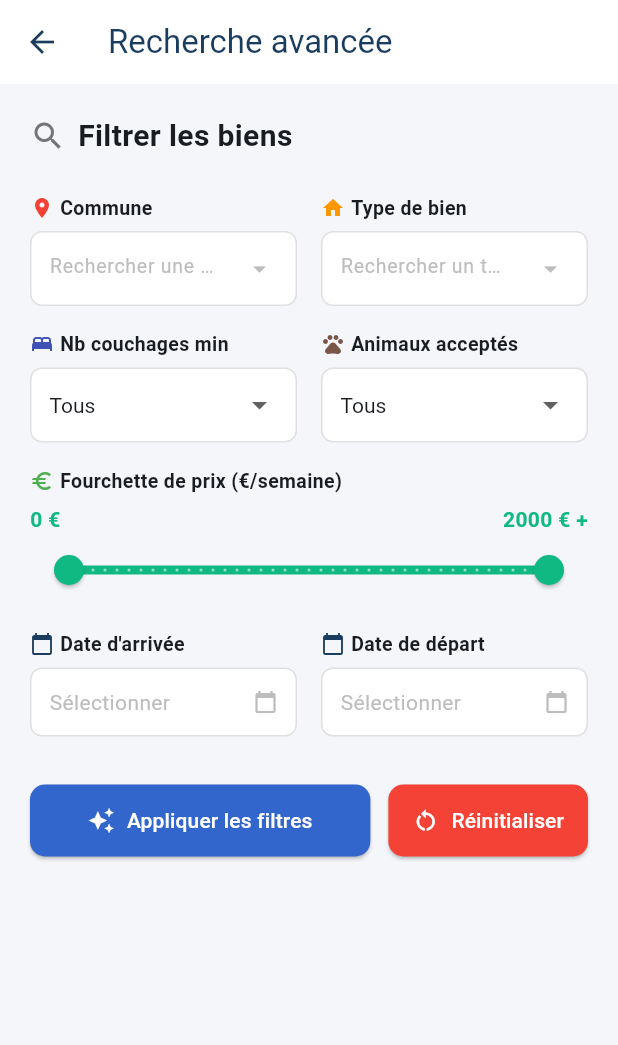
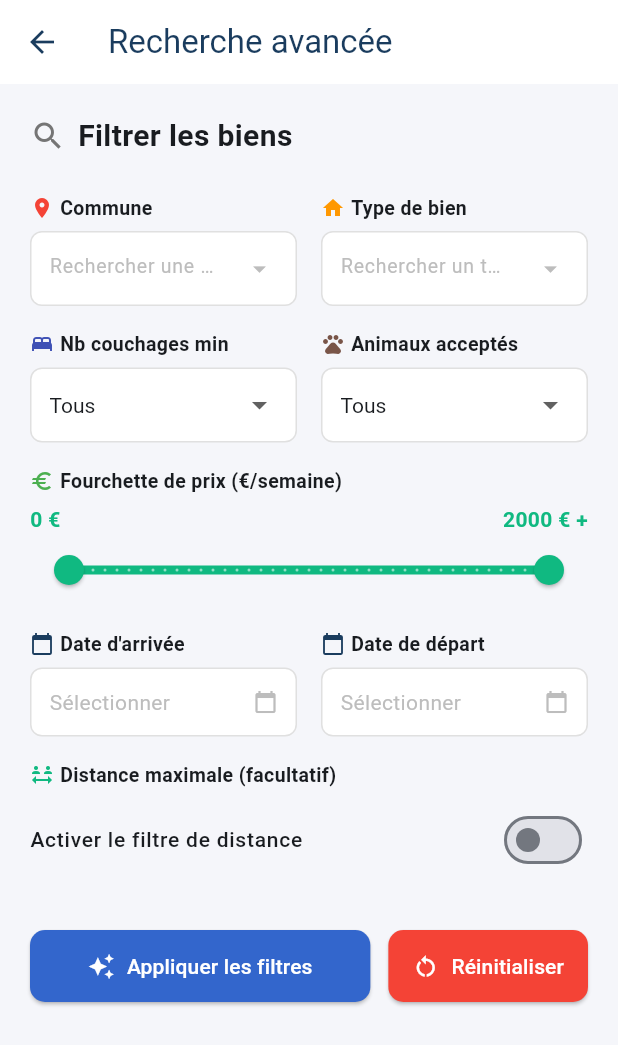
Before and after one commit to SMK027/ts2-appli-mobile, a Flutter app: the SearchScreen screen opened directly, on a phone screen of 412 x 824 dp. Shown: the top 1045 px of the screen. Run offline on Flutter 3.47's test engine with Material 3 defaults, Android fonts, the phone set to English and light mode, and no system bars; our stand-ins replace cached_network_image, dio, flutter_local_notifications, flutter_map, flutter_secure_storage, geocoding and 2 more; missing offline and left inert: workmanager; accounts and stored records are empty; network calls fail; statements that could not run were skipped.

Commit message:
feat: ajouter un filtre de distance dans la recherche et afficher la distance utilisateur dans les détails de la propriété

```diff
--- a/lib/screens/home_screen.dart
+++ b/lib/screens/home_screen.dart
@@ -168,7 +168,7 @@ class HomeScreenState extends State<HomeScreen> {
 
   List<Property> get _filteredNearby {
     final nearby = _nearbyProperties
-        .where((p) => p.distanceKm != null && p.distanceKm! <= 35.0);
+      .where((p) => p.distanceKm != null && p.distanceKm! <= 35.0);
     if (_selectedCategory == 'Tous') return nearby.toList();
     return nearby
         .where((p) => p.typeBien.toLowerCase() == _selectedCategory.toLowerCase())
--- a/lib/screens/search_screen.dart
+++ b/lib/screens/search_screen.dart
@@ -3,9 +3,11 @@
 import 'dart:async';
 import 'package:dio/dio.dart';
 import 'package:flutter/material.dart';
+import 'package:geolocator/geolocator.dart';
 import 'package:intl/intl.dart';
 import '../config/api_config.dart';
 import '../services/api_service.dart';
+import '../services/location_service.dart';
 import '../services/property_service.dart';
 import '../services/search_filter_service.dart';
 import 'map_screen.dart';
@@ -31,6 +33,8 @@ class _SearchScreenState extends State<SearchScreen> {
   bool _searching = false;
   DateTime? _dateDebut;
   DateTime? _dateFin;
+  bool _useDistanceFilter = false;
+  double _distanceMaxKm = 35;
 
   // Mappings nom → id pour l'API
   Map<String, int> _communeNameToId = {};
@@ -53,6 +57,8 @@ class _SearchScreenState extends State<SearchScreen> {
     _tarifRange = _filters.tarifRange;
     _dateDebut = _filters.dateDebut;
     _dateFin = _filters.dateFin;
+    _useDistanceFilter = _filters.useDistanceFilter;
+    _distanceMaxKm = _filters.distanceMaxKm;
   }
 
   @override
@@ -70,6 +76,8 @@ class _SearchScreenState extends State<SearchScreen> {
     _filters.tarifRange = _tarifRange;
     _filters.dateDebut = _dateDebut;
     _filters.dateFin = _dateFin;
+    _filters.useDistanceFilter = _useDistanceFilter;
+    _filters.distanceMaxKm = _distanceMaxKm;
   }
 
   void _resetFilters() {
@@ -83,6 +91,8 @@ class _SearchScreenState extends State<SearchScreen> {
       _animaux = 'Tous';
       _dateDebut = null;
       _dateFin = null;
+      _useDistanceFilter = false;
+      _distanceMaxKm = 35;
     });
     _filters.reset();
   }
@@ -201,6 +211,33 @@ class _SearchScreenState extends State<SearchScreen> {
         dateDebut: _dateDebut!,
         dateFin: _dateFin!,
       );
+    }
+
+    if (_useDistanceFilter && results.isNotEmpty) {
+      final position = await LocationService().getCurrentPosition();
+      if (position != null) {
+        results = results.where((p) {
+          if (p.distanceKm != null) {
+            return p.distanceKm! <= _distanceMaxKm;
+          }
+          if (p.latitude == null || p.longitude == null) {
+            return false;
+          }
+          final meters = Geolocator.distanceBetween(
+            position.latitude,
+            position.longitude,
+            p.latitude!,
+            p.longitude!,
+          );
+          return (meters / 1000.0) <= _distanceMaxKm;
+        }).toList();
+      } else if (mounted) {
+        ScaffoldMessenger.of(context).showSnackBar(
+          const SnackBar(
+            content: Text('Localisation indisponible : filtre de distance ignoré.'),
+          ),
+        );
+      }
     }
 
     if (!mounted) return;
@@ -420,6 +457,71 @@ class _SearchScreenState extends State<SearchScreen> {
                   ),
                 )),
               ],
+            ),
+            const SizedBox(height: 16),
+
+            // Ligne 5 : Distance (facultative)
+            _buildFilterField(
+              label: 'Distance maximale (facultatif)',
+              icon: Icons.social_distance,
+              iconColor: const Color(0xFF10B981),
+              child: Column(
+                children: [
+                  SwitchListTile.adaptive(
+                    contentPadding: EdgeInsets.zero,
+                    value: _useDistanceFilter,
+                    title: const Text(
+                      'Activer le filtre de distance',
+                      style: TextStyle(fontSize: 14, fontWeight: FontWeight.w500),
+                    ),
+                    activeColor: const Color(0xFF10B981),
+                    onChanged: (value) {
+                      setState(() => _useDistanceFilter = value);
+                      _saveFilters();
+                    },
+                  ),
+                  if (_useDistanceFilter)
+                    Column(
+                      children: [
+                        Row(
+                          mainAxisAlignment: MainAxisAlignment.spaceBetween,
+                          children: [
+                            const Text(
+                              'Rayon',
+                              style: TextStyle(fontSize: 13, color: Colors.grey),
+                            ),
+                            Text(
+                              '${_distanceMaxKm.round()} km',
+                              style: const TextStyle(
+                                fontWeight: FontWeight.w600,
+                                color: Color(0xFF10B981),
+                              ),
+                            ),
+                          ],
+                        ),
+                        SliderTheme(
+                          data: SliderTheme.of(context).copyWith(
+                            activeTrackColor: const Color(0xFF10B981),
+                            inactiveTrackColor: Colors.grey.shade200,
+                            thumbColor: const Color(0xFF10B981),
+                            overlayColor: const Color(0xFF10B981).withValues(alpha: 0.2),
+                          ),
+                          child: Slider(
+                            value: _distanceMaxKm,
+                            min: 1,
+                            max: 100,
+                            divisions: 99,
+                            label: '${_distanceMaxKm.round()} km',
+                            onChanged: (value) {
+                              setState(() => _distanceMaxKm = value);
+                              _saveFilters();
+                            },
+                          ),
+                        ),
+                      ],
+                    ),
+                ],
+              ),
             ),
             const SizedBox(height: 32),
 
--- a/lib/services/search_filter_service.dart
+++ b/lib/services/search_filter_service.dart
@@ -14,6 +14,8 @@ class SearchFilterService {
   RangeValues tarifRange = const RangeValues(0, 2000);
   DateTime? dateDebut;
   DateTime? dateFin;
+  bool useDistanceFilter = false;
+  double distanceMaxKm = 35;
 
   void reset() {
     selectedCommune = '';
@@ -25,5 +27,7 @@ class SearchFilterService {
     tarifRange = const RangeValues(0, 2000);
     dateDebut = null;
     dateFin = null;
+    useDistanceFilter = false;
+    distanceMaxKm = 35;
   }
 }
```
Also changed, not shown: lib/screens/property_detail_screen.dart (+32 -0 lines).
